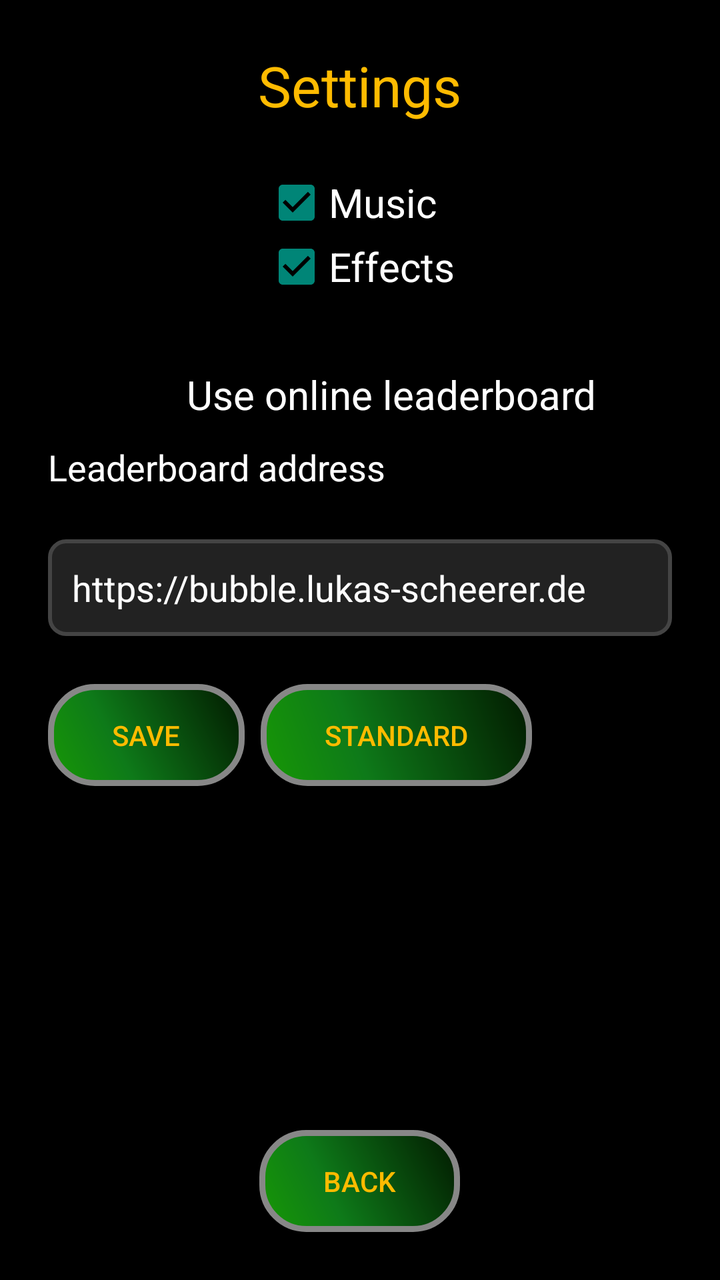
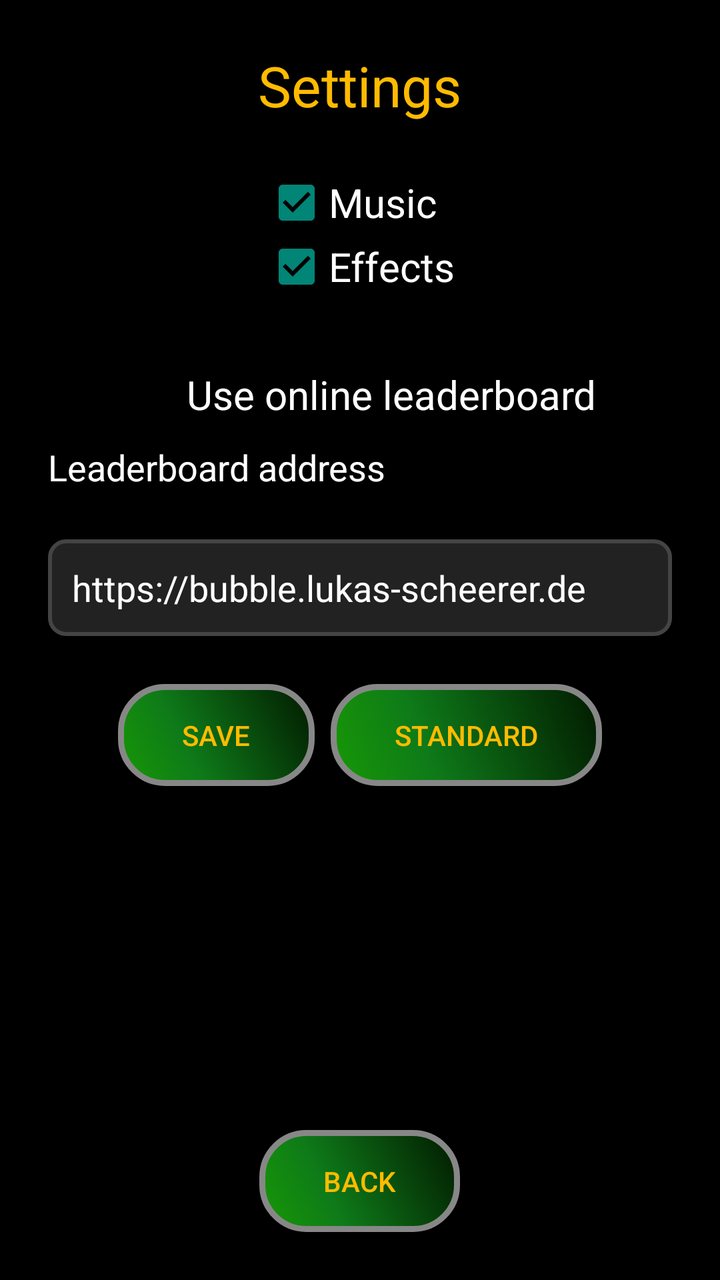

Screens rendered from an Android XML layout before and after an edit, with the pre-edit source and the edit as a unified diff.
<!-- AndroidManifest.xml: application theme AppTheme -->
<!-- res/layout/settings.xml -->
<ScrollView xmlns:android="http://schemas.android.com/apk/res/android"
        android:layout_width="match_parent"
        android:layout_height="match_parent"
        android:fillViewport="true">

    <LinearLayout
            android:layout_width="match_parent"
            android:layout_height="wrap_content"
            android:gravity="center_horizontal"
            android:orientation="vertical"
            android:padding="24dp">

        <TextView
                android:id="@+id/settings_title"
                android:layout_width="wrap_content"
                android:layout_height="wrap_content"
                android:layout_marginBottom="24dp"
                android:text="@string/action_settings"
                android:textColor="@color/gold"
                android:textSize="28sp" />

        <LinearLayout
                android:layout_width="wrap_content"
                android:layout_height="wrap_content"
                android:layout_marginBottom="24dp"
                android:orientation="vertical">

            <CheckBox
                    android:id="@+id/music_box"
                    android:layout_width="wrap_content"
                    android:layout_height="wrap_content"
                    android:checked="true"
                    android:text="@string/music"
                    android:textColor="@color/white"
                    android:textSize="20sp" />

            <CheckBox
                    android:id="@+id/effects_box"
                    android:layout_width="wrap_content"
                    android:layout_height="wrap_content"
                    android:checked="true"
                    android:text="@string/effects"
                    android:textColor="@color/white"
                    android:textSize="20sp" />
        </LinearLayout>

        <CheckBox
                android:id="@+id/online_leaderboard_box"
                android:layout_width="wrap_content"
                android:layout_height="wrap_content"
                android:layout_marginTop="8dp"
                android:text="@string/use_online_leaderboard"
                android:textColor="@color/white"
                android:textSize="20sp" />

        <LinearLayout
                android:id="@+id/backend_settings"
                android:layout_width="match_parent"
                android:layout_height="wrap_content"
                android:orientation="vertical">

            <TextView
                    android:id="@+id/backend_url_label"
                    android:layout_width="match_parent"
                    android:layout_height="wrap_content"
                    android:layout_marginTop="8dp"
                    android:text="@string/game_server_address"
                    android:textColor="@color/white"
                    android:textSize="18sp" />

            <EditText
                    android:id="@+id/backend_url_field"
                    android:layout_width="match_parent"
                    android:layout_height="wrap_content"
                    android:layout_marginTop="24dp"
                    android:background="@drawable/input_background"
                    android:hint="@string/backend_default_url"
                    android:inputType="textUri"
                    android:importantForAutofill="no"
                    android:padding="12dp"
                    android:singleLine="true"
                    android:textColor="@color/white"
                    android:textColorHint="@color/white"
                    android:textSize="18sp" />

            <LinearLayout
                    android:layout_width="wrap_content"
                    android:layout_height="wrap_content"
                    android:layout_marginTop="24dp"
                    android:orientation="horizontal">

            <Button
                    style="?android:attr/buttonBarButtonStyle"
                    android:id="@+id/test_connection_button"
                    android:layout_width="wrap_content"
                    android:layout_height="wrap_content"
                    android:layout_marginRight="8dp"
                    android:layout_marginEnd="8dp"
                    android:background="@drawable/button"
                    android:text="@string/save"
                    android:textColor="@color/gold" />

            <Button
                    style="?android:attr/buttonBarButtonStyle"
                    android:id="@+id/reset_backend_url_button"
                    android:layout_width="wrap_content"
                    android:layout_height="wrap_content"
                    android:background="@drawable/button"
                    android:text="@string/reset_server_address"
                    android:textColor="@color/gold"
                    android:textSize="14sp" />
            </LinearLayout>
        </LinearLayout>

        <Space
                android:layout_width="1dp"
                android:layout_height="0dp"
                android:layout_weight="1" />

        <Button
                    style="?android:attr/buttonBarButtonStyle"
                android:id="@+id/back_to_menu_button"
                android:layout_width="wrap_content"
                android:layout_height="wrap_content"
                android:layout_marginTop="24dp"
                android:background="@drawable/button"
                android:text="@string/back_to_menu"
                android:textColor="@color/gold" />
    </LinearLayout>
</ScrollView>
<!-- resources referenced by this layout -->
<resources>
  <color name="gold">#FFBB00</color>
  <color name="white">#ffffff</color>
  <!-- drawable button (drawable) -->
  <?xml version="1.0" encoding="utf-8"?>
  <shape xmlns:android="http://schemas.android.com/apk/res/android" android:shape="rectangle" >
      <corners android:radius="22dp"/>
      <gradient
          android:angle="45"
          android:centerX="35%"
          android:centerColor="#0E7A19"
          android:startColor="#179805"
          android:endColor="#021900"
          android:type="linear"/>
      <padding
          android:left="32sp"
          android:top="16sp"
          android:right="32sp"
          android:bottom="16sp"/>
      <stroke
          android:width="3dp"
          android:color="#878787"/>
  </shape>
  <!-- drawable input_background (drawable) -->
  <?xml version="1.0" encoding="utf-8"?>
  <shape xmlns:android="http://schemas.android.com/apk/res/android"
      android:shape="rectangle">
      <solid android:color="#222222" />
      <corners android:radius="8dp" />
      <stroke
          android:width="2dp"
          android:color="#444444" />
      <padding
          android:bottom="8dp"
          android:left="16dp"
          android:right="16dp"
          android:top="8dp" />
  </shape>
  <string name="action_settings">Settings</string>
  <string name="back_to_menu">Back</string>
  <string name="backend_default_url" translatable="false">https://bubble.lukas-scheerer.de</string>
  <string name="effects">Effects</string>
  <string name="game_server_address">Leaderboard address</string>
  <string name="music">Music</string>
  <string name="reset_server_address">Standard</string>
  <string name="save">Save</string>
  <string name="use_online_leaderboard">Use online leaderboard</string>
  <style name="AppTheme" parent="Base.Theme.AppCompat.Light.DarkActionBar">
          <item name="android:windowBackground">@color/black</item>
      </style>
  <color name="black">#000000</color>
</resources>

<!-- the commit's change to res/layout/settings.xml (unified diff, before → after) -->
@@ -86,6 +86,7 @@
             <LinearLayout
                     android:layout_width="wrap_content"
                     android:layout_height="wrap_content"
+                    android:layout_gravity="center_horizontal"
                     android:layout_marginTop="24dp"
                     android:orientation="horizontal">
 
